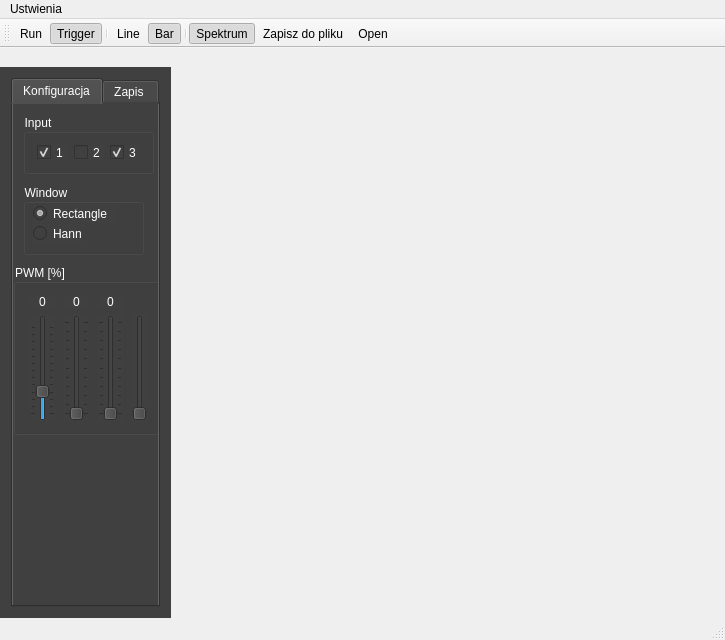
Above: Finger_EMG/mainwindow.ui from informacja/EMG before the change. Below: the same form after it.
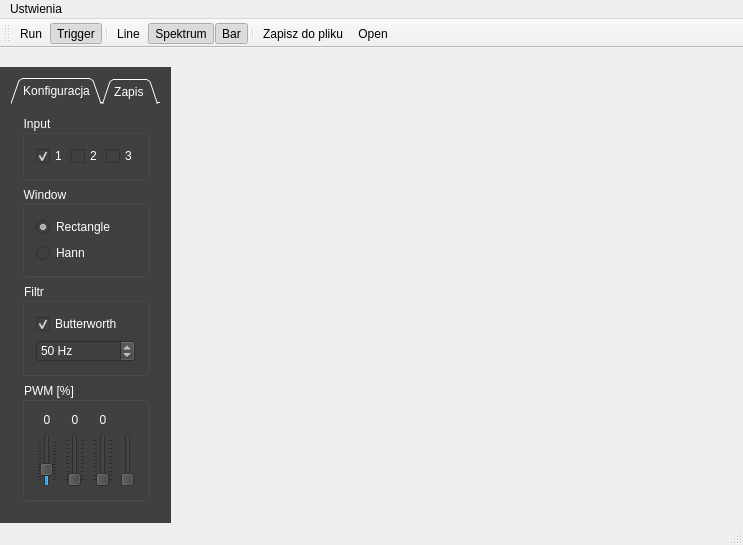
That is the form after the change. The open tabs and pages were chosen to show the change. Icons and pictures are not drawn.

What changed in the file:
```diff
--- a/Finger_EMG/mainwindow.ui
+++ b/Finger_EMG/mainwindow.ui
@@ -6,8 +6,8 @@
    <rect>
     <x>0</x>
     <y>0</y>
-    <width>725</width>
-    <height>640</height>
+    <width>743</width>
+    <height>545</height>
    </rect>
   </property>
   <property name="minimumSize">
@@ -37,7 +37,7 @@
     <rect>
      <x>0</x>
      <y>0</y>
-     <width>725</width>
+     <width>743</width>
      <height>20</height>
     </rect>
    </property>
@@ -86,9 +86,9 @@
    <addaction name="actionTrigger"/>
    <addaction name="separator"/>
    <addaction name="actionLine"/>
-   <addaction name="actionBar"/>
-   <addaction name="separator"/>
    <addaction name="actionSpektrum"/>
+   <addaction name="actionBar"/>
+   <addaction name="separator"/>
    <addaction name="actionSave"/>
    <addaction name="actionOpen"/>
   </widget>
@@ -133,8 +133,8 @@
     <number>1</number>
    </attribute>
    <widget class="QWidget" name="dockWidgetContents">
-    <layout class="QGridLayout" name="gridLayout_3">
-     <item row="1" column="0">
+    <layout class="QVBoxLayout" name="verticalLayout_4">
+     <item>
       <widget class="QTabWidget" name="tabWidget">
        <property name="minimumSize">
         <size>
@@ -142,22 +142,34 @@
          <height>150</height>
         </size>
        </property>
+       <property name="tabShape">
+        <enum>QTabWidget::Triangular</enum>
+       </property>
        <property name="currentIndex">
-        <number>1</number>
+        <number>0</number>
+       </property>
+       <property name="usesScrollButtons">
+        <bool>true</bool>
+       </property>
+       <property name="documentMode">
+        <bool>true</bool>
+       </property>
+       <property name="tabsClosable">
+        <bool>false</bool>
+       </property>
+       <property name="movable">
+        <bool>false</bool>
+       </property>
+       <property name="tabBarAutoHide">
+        <bool>false</bool>
        </property>
        <widget class="QWidget" name="tab_config">
         <attribute name="title">
          <string>Konfiguracja</string>
         </attribute>
+        <layout class="QVBoxLayout" name="verticalLayout_2">
+         <item>
         <widget class="QGroupBox" name="groupBox">
-         <property name="geometry">
-          <rect>
-           <x>10</x>
-           <y>10</y>
-           <width>131</width>
-           <height>60</height>
-          </rect>
-         </property>
          <property name="title">
           <string>Input</string>
          </property>
@@ -167,8 +179,24 @@
          <property name="checkable">
           <bool>false</bool>
          </property>
-         <layout class="QGridLayout" name="gridLayout_2">
-          <item row="0" column="1">
+           <layout class="QHBoxLayout" name="horizontalLayout_2">
+            <item>
+             <widget class="QCheckBox" name="selectInput1">
+              <property name="text">
+               <string>1</string>
+              </property>
+              <property name="shortcut">
+               <string>Ctrl+1</string>
+              </property>
+              <property name="checked">
+               <bool>true</bool>
+              </property>
+              <property name="autoExclusive">
+               <bool>false</bool>
+              </property>
+             </widget>
+            </item>
+            <item>
            <widget class="QCheckBox" name="selectInput2">
             <property name="text">
              <string>2</string>
@@ -181,58 +209,29 @@
             </property>
            </widget>
           </item>
-          <item row="0" column="2">
+            <item>
            <widget class="QCheckBox" name="selectInput3">
             <property name="text">
              <string>3</string>
             </property>
-            <property name="checked">
-             <bool>true</bool>
-            </property>
-            <property name="autoExclusive">
+              <property name="shortcut">
+               <string>Ctrl+3</string>
+              </property>
+              <property name="checked">
              <bool>false</bool>
             </property>
-           </widget>
-          </item>
-          <item row="0" column="0">
-           <widget class="QCheckBox" name="selectInput1">
-            <property name="text">
-             <string>1</string>
-            </property>
-            <property name="checked">
-             <bool>true</bool>
-            </property>
             <property name="autoExclusive">
              <bool>false</bool>
             </property>
            </widget>
           </item>
-          <item row="1" column="1">
-           <spacer name="verticalSpacer_2">
-            <property name="orientation">
-             <enum>Qt::Vertical</enum>
-            </property>
-            <property name="sizeHint" stdset="0">
-             <size>
-              <width>20</width>
-              <height>40</height>
-             </size>
-            </property>
-           </spacer>
-          </item>
-         </layout>
-        </widget>
+           </layout>
+          </widget>
+         </item>
+         <item>
         <widget class="QGroupBox" name="groupBox_3">
-         <property name="geometry">
-          <rect>
-           <x>10</x>
-           <y>80</y>
-           <width>121</width>
-           <height>71</height>
-          </rect>
-         </property>
          <property name="sizePolicy">
-          <sizepolicy hsizetype="MinimumExpanding" vsizetype="MinimumExpanding">
+            <sizepolicy hsizetype="MinimumExpanding" vsizetype="Fixed">
            <horstretch>0</horstretch>
            <verstretch>50</verstretch>
           </sizepolicy>
@@ -246,15 +245,12 @@
          <property name="title">
           <string>Window</string>
          </property>
+           <layout class="QVBoxLayout" name="verticalLayout_3">
+            <property name="sizeConstraint">
+             <enum>QLayout::SetMinimumSize</enum>
+            </property>
+            <item>
          <widget class="QRadioButton" name="radioBtn_rect">
-          <property name="geometry">
-           <rect>
-            <x>10</x>
-            <y>20</y>
-            <width>84</width>
-            <height>19</height>
-           </rect>
-          </property>
           <property name="text">
            <string>Rectangle</string>
           </property>
@@ -262,15 +258,9 @@
            <bool>true</bool>
           </property>
          </widget>
+            </item>
+            <item>
          <widget class="QRadioButton" name="radioBtn_hann">
-          <property name="geometry">
-           <rect>
-            <x>10</x>
-            <y>40</y>
-            <width>51</width>
-            <height>19</height>
-           </rect>
-          </property>
           <property name="text">
            <string>Hann</string>
           </property>
@@ -278,18 +268,73 @@
            <bool>false</bool>
           </property>
          </widget>
-        </widget>
+            </item>
+           </layout>
+          </widget>
+         </item>
+         <item>
+          <widget class="QGroupBox" name="groupBox_5">
+           <property name="sizePolicy">
+            <sizepolicy hsizetype="MinimumExpanding" vsizetype="Fixed">
+             <horstretch>0</horstretch>
+             <verstretch>0</verstretch>
+            </sizepolicy>
+           </property>
+           <property name="title">
+            <string>Filtr</string>
+           </property>
+           <layout class="QVBoxLayout" name="verticalLayout_6">
+            <item>
+             <widget class="QCheckBox" name="checkBox_butterworth">
+              <property name="sizePolicy">
+               <sizepolicy hsizetype="Preferred" vsizetype="Preferred">
+                <horstretch>0</horstretch>
+                <verstretch>0</verstretch>
+               </sizepolicy>
+              </property>
+              <property name="text">
+               <string>Butterworth </string>
+              </property>
+              <property name="shortcut">
+               <string>Ctrl+6</string>
+              </property>
+              <property name="checked">
+               <bool>true</bool>
+              </property>
+             </widget>
+            </item>
+            <item>
+             <widget class="QSpinBox" name="spinBox_hz">
+              <property name="suffix">
+               <string> Hz</string>
+              </property>
+              <property name="prefix">
+               <string/>
+              </property>
+              <property name="minimum">
+               <number>1</number>
+              </property>
+              <property name="maximum">
+               <number>100</number>
+              </property>
+              <property name="singleStep">
+               <number>1</number>
+              </property>
+              <property name="stepType">
+               <enum>QAbstractSpinBox::DefaultStepType</enum>
+              </property>
+              <property name="value">
+               <number>50</number>
+              </property>
+             </widget>
+            </item>
+           </layout>
+          </widget>
+         </item>
+         <item>
         <widget class="QGroupBox" name="groupBox_2">
-         <property name="geometry">
-          <rect>
-           <x>0</x>
-           <y>160</y>
-           <width>153</width>
-           <height>171</height>
-          </rect>
-         </property>
          <property name="sizePolicy">
-          <sizepolicy hsizetype="MinimumExpanding" vsizetype="Maximum">
+            <sizepolicy hsizetype="Fixed" vsizetype="Expanding">
            <horstretch>0</horstretch>
            <verstretch>0</verstretch>
           </sizepolicy>
@@ -409,6 +454,8 @@
           </item>
          </layout>
         </widget>
+         </item>
+        </layout>
        </widget>
        <widget class="QWidget" name="tab_save">
         <attribute name="title">
```
Left out of the diff: 97 changed lines with no effect on the pictures. Lines whose indentation alone changed are shown as unchanged.
